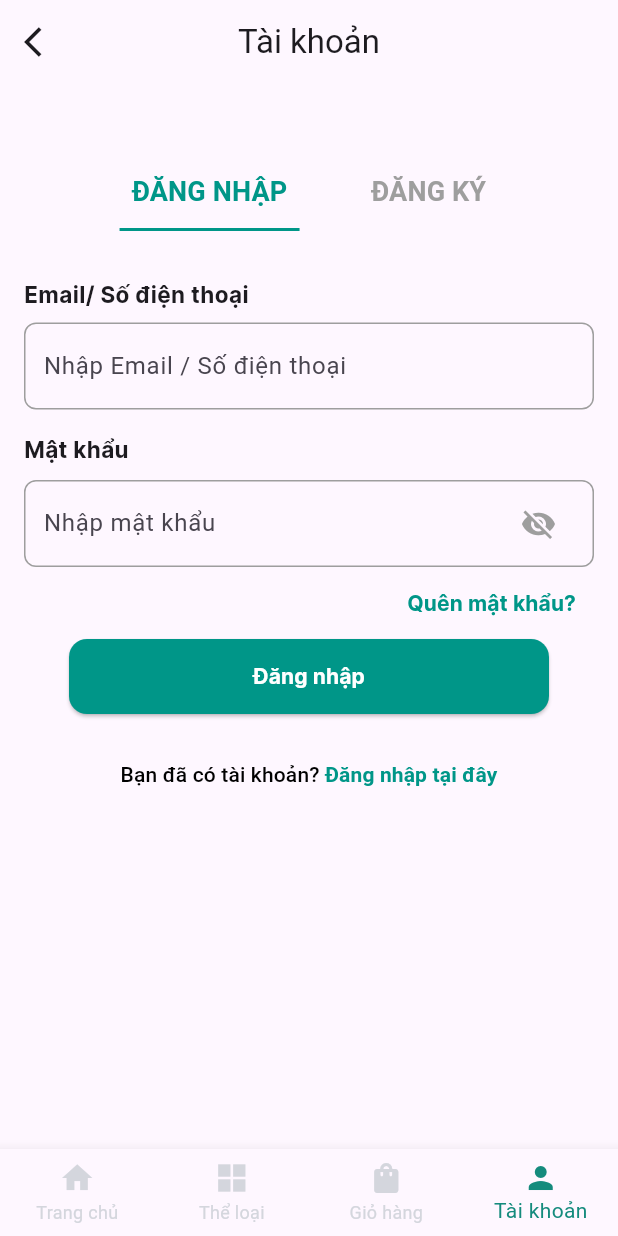
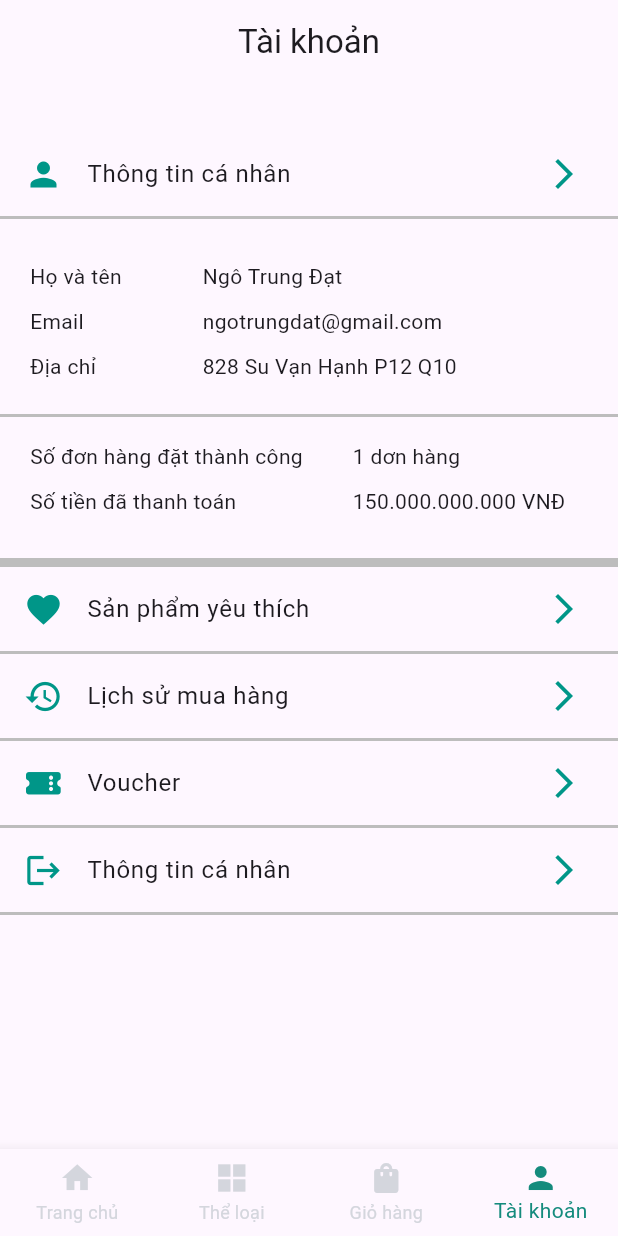
Before and after one commit to HarryWarre/Flutter_VBooks, a Flutter app: the screen it shows after launch, item 4 of the bottom bar chosen, on a phone screen of 412 x 824 dp. Run offline on Flutter 3.47's test engine with Material 3 defaults, Android fonts, the phone set to English and light mode, and no system bars; Roboto replaces fonts that are missing (Italic).

Commit message:
Added  CupertinoIcons library and Account Info screen

```diff
--- a/vbooks_source/lib/mainpage.dart
+++ b/vbooks_source/lib/mainpage.dart
@@ -1,5 +1,6 @@
 import 'package:flutter/material.dart';
 import 'package:vbooks_source/pages/account/authwidget.dart';
+import 'package:vbooks_source/pages/account/accountinfowidget.dart';
 import 'package:vbooks_source/pages/cart/cartWidget.dart';
 
 // import 'pages/account/accountwidget.dart';
@@ -27,7 +28,7 @@ class _MainpageState extends State<Mainpage> {
     HomeWidget(),
     CategoryWidget(),
     CartWidget(),
-    AuthScreen()
+    AccountInfoWidget()
   ];
 
   void _onItemTapped(int index) {
@@ -49,12 +50,6 @@ class _MainpageState extends State<Mainpage> {
               textAlign: TextAlign.center,
             ),
             centerTitle: true,
-            leading: _selectedIndex == 0 || _selectedIndex == 1
-                ? null
-                : IconButton(
-                    onPressed: () {},
-                    icon: const Icon(Icons.arrow_back_ios),
-                  ),
           ),
         ),
         body: Center(
--- /dev/null
+++ b/vbooks_source/lib/pages/account/accountinfowidget.dart
@@ -0,0 +1,188 @@
+import 'package:flutter/cupertino.dart';
+import 'package:flutter/material.dart';
+
+class AccountInfoWidget extends StatefulWidget {
+  const AccountInfoWidget({super.key});
+
+  @override
+  State<AccountInfoWidget> createState() => _AccountInfoWidgetState();
+}
+
+class _AccountInfoWidgetState extends State<AccountInfoWidget> {
+
+  @override
+  Widget build(BuildContext context) {
+    return Scaffold(
+      body: ListView(
+        children: [
+          AccountSelectWidget(
+              value: 'Thông tin cá nhân',
+              iconLeft: Icons.person,
+              iconRight: Icons.arrow_forward_ios),
+          CustomDivider(height: 2,),
+          SizedBox(
+            height: 20,
+          ),
+          AccountInfoRow(label: 'Họ và tên', value: 'Ngô Trung Đạt'),
+          AccountInfoRow(label: 'Email', value: 'ngotrungdat@gmail.com'),
+          AccountInfoRow(label: 'Địa chỉ', value: '828 Su Vạn Hạnh P12 Q10'),
+          SizedBox(
+            height: 20,
+          ),
+          CustomDivider(height: 2,),
+          SizedBox(
+            height: 8,
+          ),
+          AccountShoppingRow(
+              label: 'Số đơn hàng đặt thành công', value: '1 dơn hàng'),
+          AccountShoppingRow(
+              label: 'Số tiền đã thanh toán', value: '150.000.000.000 VNĐ'),
+              SizedBox(
+            height: 26,
+          ),
+         CustomDivider(height: 6,),
+          AccountSelectWidget(
+              value: 'Sản phẩm yêu thích',
+              iconLeft: Icons.favorite,
+              iconRight: Icons.arrow_forward_ios),
+              CustomDivider(height: 2,),
+              AccountSelectWidget(
+              value: 'Lịch sử mua hàng',
+              iconLeft: Icons.history,
+              iconRight: Icons.arrow_forward_ios),
+CustomDivider(height: 2,),
+              AccountSelectWidget(
+              value: 'Voucher',
+              iconLeft: CupertinoIcons.ticket_fill,
+              iconRight: Icons.arrow_forward_ios),
+CustomDivider(height: 2,),
+              AccountSelectWidget(
+              value: 'Thông tin cá nhân',
+              iconLeft: Icons.logout,
+              iconRight: Icons.arrow_forward_ios),
+              CustomDivider(height: 2,),
+        ],
+
+      ),
+    );
+  }
+}
+
+
+
+
+class AccountShoppingRow extends StatelessWidget {
+  final String label;
+  final String value;
+
+  AccountShoppingRow({required this.label, required this.value});
+
+  @override
+  Widget build(BuildContext context) {
+    return Padding(
+      padding: const EdgeInsets.fromLTRB(20, 8, 20, 2),
+      child: Row(
+        children: [
+          Container(
+            width: 200,
+            padding: const EdgeInsets.only(right: 12),
+            child: Text(
+              label,
+              style: TextStyle(fontFamily: 'Italic'),
+            ),
+          ),
+          Expanded(
+            child: Container(
+              padding: const EdgeInsets.only(left: 15),
+              child: Text(
+                value,
+                style: TextStyle(fontFamily: 'Italic'),
+                overflow: TextOverflow.ellipsis, // tránh overflow
+              ),
+            ),
+          ),
+        ],
+      ),
+    );
+  }
+}
+
+class AccountInfoRow extends StatelessWidget {
+  final String label;
+  final String value;
+
+  AccountInfoRow({required this.label, required this.value});
+
+  @override
+  Widget build(BuildContext context) {
+    return Padding(
+      padding: const EdgeInsets.fromLTRB(20, 8, 20, 2),
+      child: Row(
+        children: [
+          Container(
+            width: 100,
+            padding: const EdgeInsets.only(right: 12),
+            child: Text(
+              label,
+              style: TextStyle(fontFamily: 'Italic'),
+              overflow: TextOverflow.ellipsis, // tránh overflow
+            ),
+          ),
+          Expanded(
+            child: Container(
+              padding: const EdgeInsets.only(left: 15),
+              child: Text(
+                value,
+                style: TextStyle(fontFamily: 'Italic'),
+                overflow: TextOverflow.ellipsis,
+              ),
+            ),
+          ),
+        ],
+      ),
+    );
+  }
+}
+
+class AccountSelectWidget extends StatelessWidget {
+  final String value;
+  final IconData iconLeft;
+  final IconData iconRight;
+
+  AccountSelectWidget(
+      {required this.value, required this.iconLeft, required this.iconRight});
+
+  @override
+  Widget build(BuildContext context) {
+    return ListTile(
+      leading: Icon(
+        iconLeft,
+        size: 26,
+        color: Colors.teal,
+      ),
+      title: Text(value),
+      trailing: Icon(
+        iconRight,
+        weight: 16,
+        color: Colors.teal,
+      ),
+      onTap: () {},
+    );
+  }
+}
+
+class CustomDivider extends StatelessWidget {
+  final double height;
+  final Color color;
+
+  CustomDivider({this.height = 2, this.color = Colors.grey});
+
+  @override
+  Widget build(BuildContext context) {
+    return Container(
+      height: height,
+      color: Colors.grey[400],
+      width: double.infinity,
+    );
+  }
+}
--- a/vbooks_source/lib/pages/account/authwidget.dart
+++ b/vbooks_source/lib/pages/account/authwidget.dart
@@ -1,17 +1,4 @@
 import 'package:flutter/material.dart';
-
-void main() {
-  runApp(MyApp());
-}
-
-class MyApp extends StatelessWidget {
-  @override
-  Widget build(BuildContext context) {
-    return MaterialApp(
-      home: AuthScreen(),
-    );
-  }
-}
 
 class AuthScreen extends StatefulWidget {
   @override
@@ -56,12 +43,12 @@ class _AuthScreenState extends State<AuthScreen> {
                           ),
                         ),
                         AnimatedContainer(
-                          duration: Duration(milliseconds: 300),
+                          duration: const Duration(milliseconds: 300),
                           curve: Curves.easeInOut,
                           width: isLogin ? 120 : 0,
                           height: 2,
                           child: Transform.translate(
-                            offset: isLogin ? Offset(0, 0) : Offset(100, 0),
+                            offset: isLogin ? const Offset(0, 0) : const Offset(100, 0),
                             child: Container(
                               width: 100,
                               height: 2,
@@ -71,7 +58,7 @@ class _AuthScreenState extends State<AuthScreen> {
                         ),
                       ],
                     ),
-                    SizedBox(width: 32),
+                    const SizedBox(width: 32),
                     Column(
                       children: [
                         TextButton(
@@ -90,7 +77,7 @@ class _AuthScreenState extends State<AuthScreen> {
                           ),
                         ),
                         AnimatedContainer(
-                          duration: Duration(milliseconds: 300),
+                          duration: const Duration(milliseconds: 300),
                           curve: Curves.easeInOut,
                           width: !isLogin ? 100 : 0,
                           height: 2,
@@ -107,12 +94,12 @@ class _AuthScreenState extends State<AuthScreen> {
                     ),
                   ],
                 ),
-                SizedBox(
+                const SizedBox(
                   height: 32,
                 ),
                 Container(
                   alignment: Alignment.centerLeft,
-                  child: Text(
+                  child: const Text(
                     'Email/ Số điện thoại',
                     style: TextStyle(
                       fontFamily: 'Inter',
@@ -121,14 +108,14 @@ class _AuthScreenState extends State<AuthScreen> {
                     ),
                   ),
                 ),
-                SizedBox(height: 8), // Add some space
+                const SizedBox(height: 8), // Add some space
                 Container(
-                  padding: EdgeInsets.symmetric(horizontal: 12),
+                  padding: const EdgeInsets.symmetric(horizontal: 12),
                   decoration: BoxDecoration(
                     border: Border.all(color: Colors.grey),
                     borderRadius: BorderRadius.circular(8),
                   ),
-                  child: TextField(
+                  child: const TextField(
                     textAlign: TextAlign.left, // Align text to the left
                     decoration: InputDecoration(
                       labelText: "Nhập Email / Số điện thoại",
@@ -136,7 +123,7 @@ class _AuthScreenState extends State<AuthScreen> {
                     ),
                   ),
                 ),
-                SizedBox(height: 16),
+                const SizedBox(height: 16),
                 Container(
                   alignment: Alignment.centerLeft,
                   child: const Text(
@@ -149,31 +136,28 @@ class _AuthScreenState extends State<AuthScreen> {
                   ),
                 ),
 
-                SizedBox(height: 10),
+                const SizedBox(height: 10),
                 Container(
-                  padding: EdgeInsets.symmetric(horizontal: 12),
+                  padding: const EdgeInsets.symmetric(horizontal: 12),
                   decoration: BoxDecoration(
                     border: Border.all(color: Colors.grey),
                     borderRadius: BorderRadius.circular(8),
                   ),
-                  child:  TextField(
+                  child: TextField(
                     textAlign: TextAlign.left,
                     obscureText: _isCheck,
-
                     decoration: InputDecoration(
                       labelText: "Nhập mật khẩu",
                       border: InputBorder.none,
                       suffixIcon: IconButton(
-                       icon: Icon(_isCheck
-                         ? Icons.visibility
-                         : Icons.visibility_off),
-                         color: Colors.grey,
-                         onPressed: (){
+                        icon: Icon(
+                            _isCheck ? Icons.visibility : Icons.visibility_off),
+                        color: Colors.grey,
+                        onPressed: () {
                           setState(() {
                             _isCheck = !_isCheck;
                           });
-                         },
-
+                        },
                       ),
                     ),
                   ),
@@ -185,7 +169,7 @@ class _AuthScreenState extends State<AuthScreen> {
                     visible: isLogin,
                     child: TextButton(
                       onPressed: () {},
-                      child: Text(
+                      child: const Text(
                         'Quên mật khẩu?',
                         style: TextStyle(
                           fontFamily: 'Inter',
@@ -201,7 +185,7 @@ class _AuthScreenState extends State<AuthScreen> {
                 Column(
                   children: [
                     if (!isLogin)
-                      SizedBox(
+                      const SizedBox(
                           height:
                               14), // Add SizedBox with height 12 above the ElevatedButton when isLogin is false
                     SizedBox(
@@ -217,7 +201,7 @@ class _AuthScreenState extends State<AuthScreen> {
                         ),
                         child: Text(
                           isLogin ? 'Đăng nhập' : 'Đăng ký',
-                          style: TextStyle(
+                          style: const TextStyle(
                             fontFamily: 'Inter',
                             color: Colors.white,
                             fontWeight: FontWeight.bold,
@@ -229,7 +213,7 @@ class _AuthScreenState extends State<AuthScreen> {
                   ],
                 ),
 
-                SizedBox(height: 16),
+                const SizedBox(height: 16),
 
                 TextButton(
                   onPressed: () {
@@ -242,7 +226,7 @@ class _AuthScreenState extends State<AuthScreen> {
                       text: isLogin
                           ? 'Bạn đã có tài khoản? '
                           : 'Bạn chưa có tài khoản? ',
-                      style: TextStyle(
+                      style: const TextStyle(
                         color: Colors
                             .black, // Always set this part of text to black
                       ),
@@ -250,7 +234,7 @@ class _AuthScreenState extends State<AuthScreen> {
                         TextSpan(
                           text:
                               isLogin ? 'Đăng nhập tại đây' : 'Đăng ký tại đây',
-                          style: TextStyle(
+                          style: const TextStyle(
                             color: Colors.teal, // Set this part of text to teal
                             fontWeight: FontWeight.bold,
                           ),
--- a/vbooks_source/pubspec.yaml
+++ b/vbooks_source/pubspec.yaml
@@ -14,6 +14,7 @@ dev_dependencies:
   flutter_test:
     sdk: flutter
   flutter_lints: ^3.0.0
+  cupertino_icons: ^1.0.0
 
 flutter:
   fonts:
```
Also changed, not shown: vbooks_source/lib/pages/category/categorywidget.dart (line endings or trailing spaces), vbooks_source/pubspec.lock.
